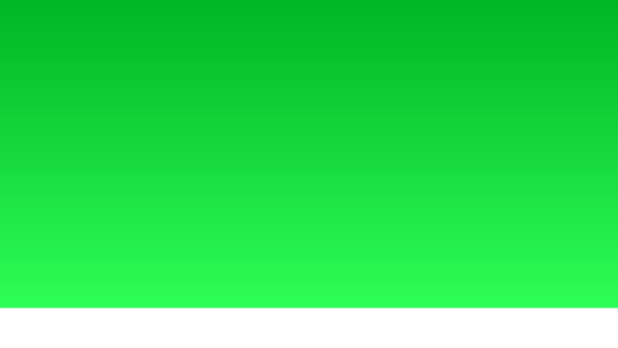
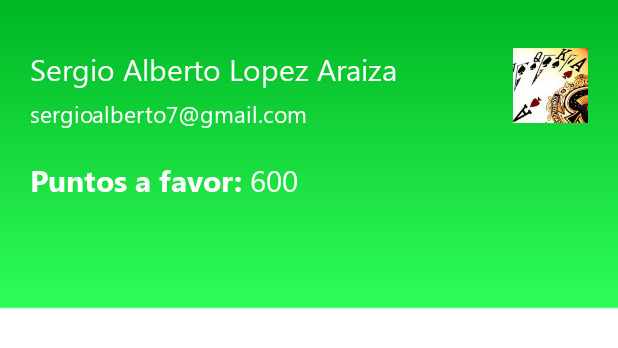
Before and after one commit to SergioALopez/EcoSwap, an Android app: the layout activity_promotion.xml on its own in the app's theme, with its tools: preview values and no code run, on a phone screen of 412 x 824 dp. Shown: the top 348 px of the screen. Run offline under Robolectric (Android 15) with nearby library versions, the phone set to English and light mode, and no system bars.

Commit message:
User interface in promotion, functionality and bug fixes

```diff
--- a/app/src/main/java/com/example/ecoswap/ui/EditActivity.kt
+++ b/app/src/main/java/com/example/ecoswap/ui/EditActivity.kt
@@ -108,11 +108,15 @@ class EditActivity : AppCompatActivity() {
         }
 
         returnButton.setOnClickListener {
+            onBackPressed()
+            /*
             val addIntent = Intent(this, VendActivity::class.java).apply {
                 putExtra("email", email)
                 putExtra("name", name)
             }
             startActivity(addIntent)
+
+             */
         }
 
     }
--- a/app/src/main/java/com/example/ecoswap/ui/user/HomeActivity.kt
+++ b/app/src/main/java/com/example/ecoswap/ui/user/HomeActivity.kt
@@ -120,6 +120,8 @@ class HomeActivity : AppCompatActivity() {
 
         promotionCardView.setOnClickListener {
             val promotionIntent = Intent(this, PromotionActivity::class.java).apply {
+                putExtra("email", email)
+                putExtra("name", name)
                 putExtra("points", txtUserPoints.text.toString())
                 putExtra("id", id)
             }
--- a/app/src/main/java/com/example/ecoswap/ui/user/PromotionActivity.kt
+++ b/app/src/main/java/com/example/ecoswap/ui/user/PromotionActivity.kt
@@ -12,8 +12,12 @@ import com.example.ecoswap.MainAdapter
 import com.example.ecoswap.R
 import com.example.ecoswap.ui.EditActivity
 import com.example.ecoswap.viewmodel.DeleteViewModel
+import com.google.firebase.database.*
 import kotlinx.android.synthetic.main.activity_delete.*
+import kotlinx.android.synthetic.main.activity_delete.recyclerView
 import kotlinx.android.synthetic.main.activity_home.*
+import kotlinx.android.synthetic.main.activity_home.txtUserName
+import kotlinx.android.synthetic.main.activity_promotion.*
 
 class PromotionActivity : AppCompatActivity(), MainAdapter.OnItemClickListener {
     private lateinit var adapter: MainAdapter
@@ -21,10 +25,12 @@ class PromotionActivity : AppCompatActivity(), MainAdapter.OnItemClickListener {
     private lateinit var points: String
     private lateinit var id: String
     private lateinit var quantity: String
+    private lateinit var data: DatabaseReference
 
     override fun onCreate(savedInstanceState: Bundle?) {
         super.onCreate(savedInstanceState)
         setContentView(R.layout.activity_promotion)
+        data = FirebaseDatabase.getInstance().reference.child("Users")
         adapter = MainAdapter(this, this)
         recyclerView.layoutManager = LinearLayoutManager(this)
         recyclerView.adapter = adapter
@@ -45,6 +51,21 @@ class PromotionActivity : AppCompatActivity(), MainAdapter.OnItemClickListener {
     }
 
     private fun setup(email: String, name: String, id: String, points: String) {
+        txtEmail.text = email
+        txtName.text = name
+
+        data.child(id).addValueEventListener(object: ValueEventListener {
+            override fun onDataChange(snapshot: DataSnapshot) {
+                val points = snapshot.child("Points").value.toString()
+
+                txtUserPoint.text = points
+            }
+
+            override fun onCancelled(error: DatabaseError) {
+                TODO("Not yet implemented")
+            }
+
+        })
 
     }
 
@@ -54,11 +75,12 @@ class PromotionActivity : AppCompatActivity(), MainAdapter.OnItemClickListener {
             if (adapter.rewardAvailable(position, points.toInt())) {
                 Toast.makeText(this, "El item $position puede consumirlo", Toast.LENGTH_SHORT)
                     .show()
+                points = adapter.updatePointsValue(position, points.toInt())
 
                 viewModel.updatePointsData(
                     id,
                     adapter.getIdOnList(position),
-                    adapter.updatePointsValue(position, points.toInt()),
+                    points,
                     adapter.updateQuantityValue(position, quantity.toInt())
                 )
             } else {
--- a/app/src/main/res/layout/activity_promotion.xml
+++ b/app/src/main/res/layout/activity_promotion.xml
@@ -7,6 +7,67 @@
     tools:context=".ui.user.PromotionActivity"
     android:background="@drawable/background_dash">
 
+    <RelativeLayout
+        android:layout_marginTop="32dp"
+        android:layout_marginRight="20dp"
+        android:layout_marginLeft="20dp"
+        android:layout_width="match_parent"
+        android:layout_height="wrap_content"
+        app:layout_constraintTop_toTopOf="parent"
+        >
+
+        <TextView
+            android:id="@+id/txtName"
+            android:text="Sergio Alberto Lopez Araiza"
+            android:textSize="20dp"
+            android:fontFamily="@font/regular"
+            android:textColor="@color/white"
+            android:layout_width="wrap_content"
+            android:layout_height="wrap_content"/>
+
+        <TextView
+            android:id="@+id/txtEmail"
+            android:layout_below="@+id/txtName"
+            android:layout_marginTop="6dp"
+            android:text="sergioalberto7@gmail.com"
+            android:textSize="15dp"
+            android:fontFamily="@font/regular"
+            android:textColor="@color/white"
+            android:layout_width="wrap_content"
+            android:layout_height="wrap_content"/>
+
+        <TextView
+            android:id="@+id/txtPoints"
+            android:layout_below="@+id/txtEmail"
+            android:layout_marginTop="20dp"
+            android:text="Puntos a favor: "
+            android:textSize="20dp"
+            android:fontFamily="@font/bold"
+            android:textColor="@color/white"
+            android:layout_width="wrap_content"
+            android:layout_height="wrap_content"/>
+
+        <TextView
+            android:id="@+id/txtUserPoint"
+            android:layout_below="@+id/txtEmail"
+            android:layout_toRightOf="@+id/txtPoints"
+            android:layout_marginTop="20dp"
+            android:text="600"
+            android:textSize="20dp"
+            android:fontFamily="@font/regular"
+            android:textColor="@color/white"
+            android:layout_width="wrap_content"
+            android:layout_height="wrap_content"/>
+
+        <ImageView
+            android:id="@+id/userImg"
+            android:src="@drawable/userimg"
+            android:layout_alignParentRight="true"
+            android:layout_width="50dp"
+            android:layout_height="50dp"/>
+
+    </RelativeLayout>
+
     <androidx.recyclerview.widget.RecyclerView
         android:id="@+id/recyclerView"
         android:layout_width="match_parent"
```
